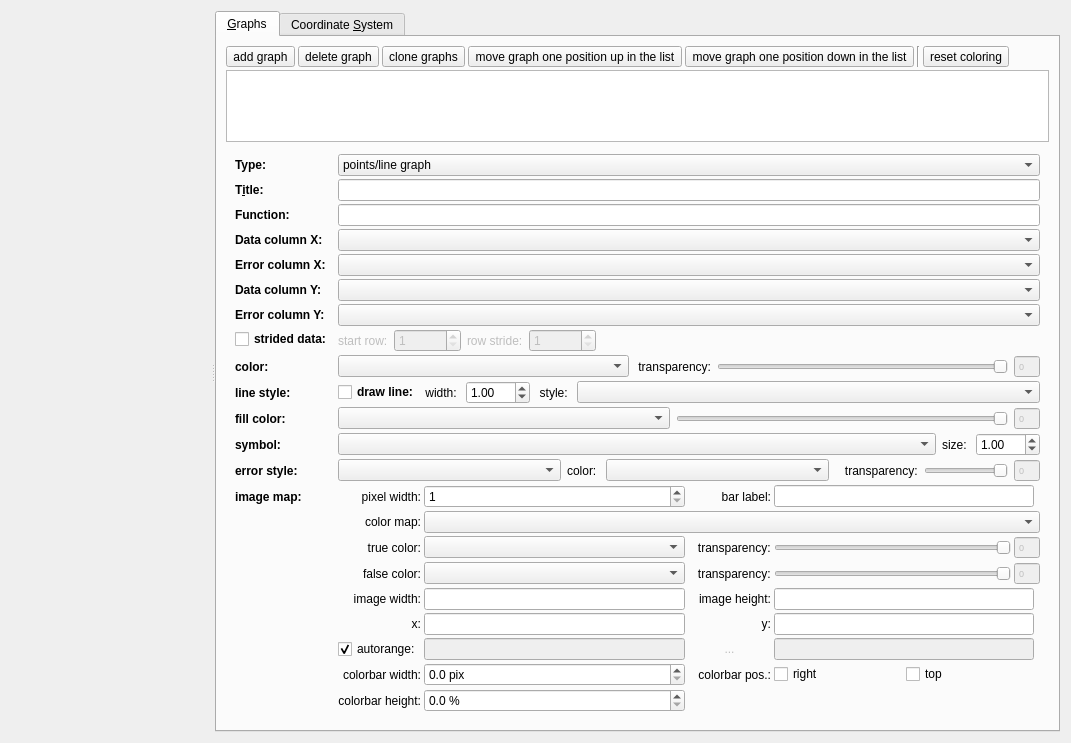
jkriege2/QuickFit3, file plugins/table/qfrdrtableplotwidget.ui: the form before one commit.
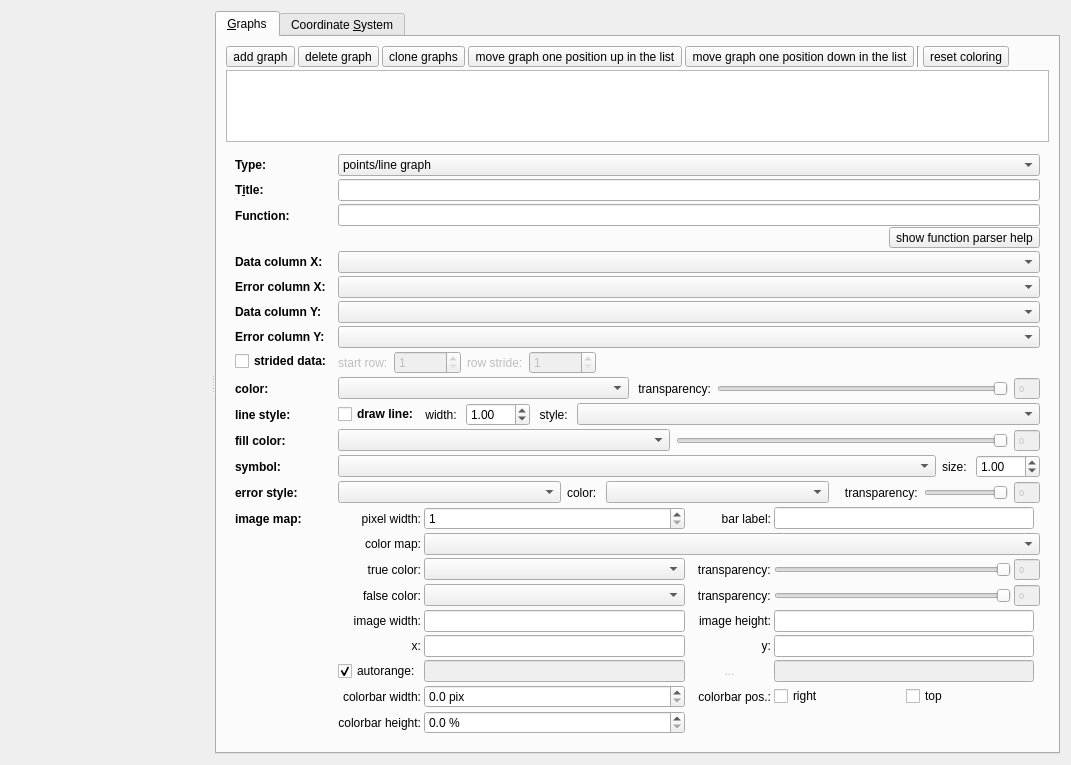
The form after the commit. Icons and pictures are not drawn. Custom widgets are drawn as their Qt base class.

```diff
--- a/plugins/table/qfrdrtableplotwidget.ui
+++ b/plugins/table/qfrdrtableplotwidget.ui
@@ -343,16 +343,6 @@
              </property>
             </widget>
            </item>
-           <item row="2" column="1">
-            <widget class="QLineEdit" name="edtFunction">
-             <property name="sizePolicy">
-              <sizepolicy hsizetype="MinimumExpanding" vsizetype="Fixed">
-               <horstretch>0</horstretch>
-               <verstretch>0</verstretch>
-              </sizepolicy>
-             </property>
-            </widget>
-           </item>
            <item row="3" column="0">
             <widget class="QLabel" name="labDataX">
              <property name="font">
@@ -1525,6 +1515,42 @@
              </layout>
             </widget>
            </item>
+           <item row="2" column="1">
+            <widget class="QWidget" name="widFunction" native="true">
+             <layout class="QGridLayout" name="gridLayout_2">
+              <property name="margin">
+               <number>0</number>
+              </property>
+              <property name="spacing">
+               <number>1</number>
+              </property>
+              <item row="0" column="0" colspan="2">
+               <widget class="QLineEdit" name="edtFunction"/>
+              </item>
+              <item row="1" column="0">
+               <widget class="QLabel" name="labFunctionOK">
+                <property name="text">
+                 <string/>
+                </property>
+                <property name="indent">
+                 <number>16</number>
+                </property>
+               </widget>
+              </item>
+              <item row="1" column="1">
+               <widget class="QToolButton" name="btnFunctionHelp">
+                <property name="text">
+                 <string>show function parser help</string>
+                </property>
+                <property name="icon">
+                 <iconset resource="../../lib/lib.qrc">
+                  <normaloff>:/lib/help.png</normaloff>:/lib/help.png</iconset>
+                </property>
+               </widget>
+              </item>
+             </layout>
+            </widget>
+           </item>
           </layout>
          </widget>
         </item>
```
